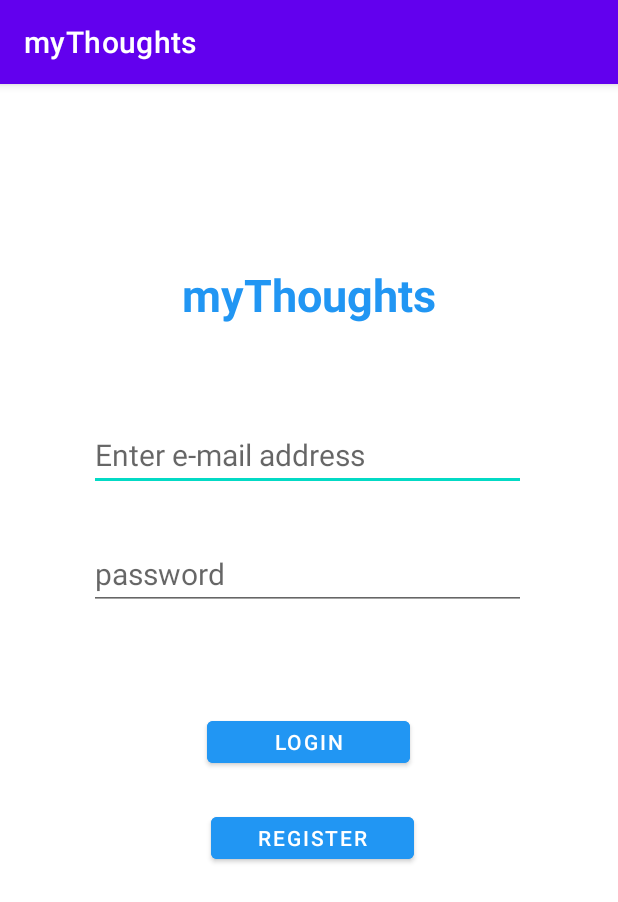
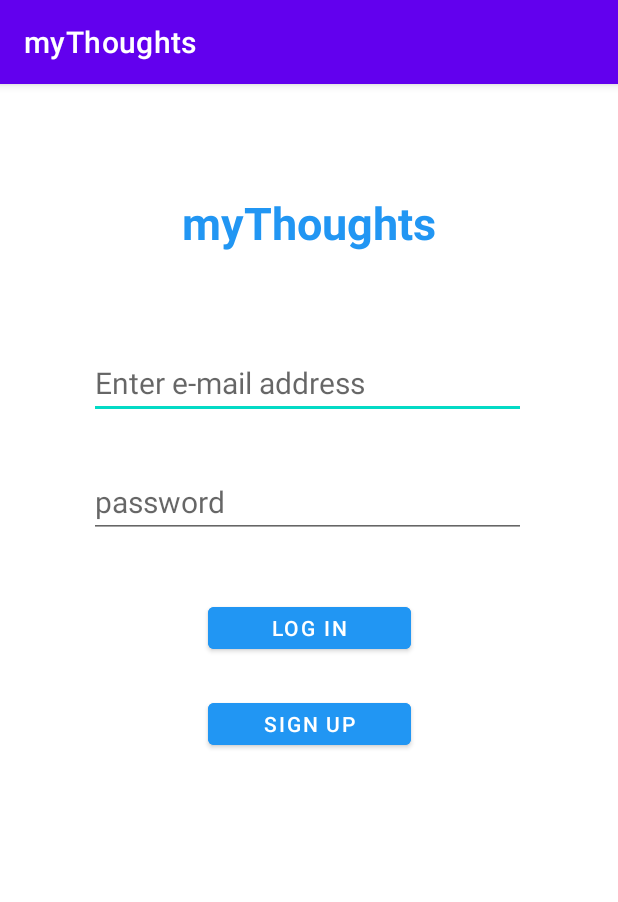
Before and after one commit to mabbas112/myThoughts, an Android app: the screen it shows after launch (MainActivity), on a phone screen of 412 x 824 dp. Shown: the top 902 px of the screen. Run offline under Robolectric (Android 15) with nearby library versions, the phone set to English and light mode, and no system bars; our stand-ins replace Firebase (no records; nobody signed in at launch, a user with empty details on screens opened directly).

Commit message:
till designs are complete and publishing blog to firebase

```diff
--- a/app/src/main/java/com/example/mythoughts/MainActivity.java
+++ b/app/src/main/java/com/example/mythoughts/MainActivity.java
@@ -20,7 +20,7 @@ import com.google.firebase.auth.FirebaseUser;
 
 public class MainActivity extends AppCompatActivity implements View.OnClickListener{
 
-    private Button register,login,forgetPassword;
+    private Button register,login;
     private EditText edittext_email, edittext_password;
     FirebaseAuth auth;
     @Override
@@ -30,14 +30,11 @@ public class MainActivity extends AppCompatActivity implements View.OnClickListe
 
         register = (Button) findViewById(R.id.register);
         login = (Button) findViewById(R.id.login);
-        forgetPassword=(Button) findViewById(R.id.forgetPassword);
         edittext_email= (EditText) findViewById(R.id.email);
         edittext_password= (EditText) findViewById(R.id.password);
 
         register.setOnClickListener(this);
         login.setOnClickListener(this);
-        forgetPassword.setOnClickListener(this);
-
         auth=FirebaseAuth.getInstance();
     }
     public void onClick(View view) {
--- a/app/src/main/res/layout/activity_main.xml
+++ b/app/src/main/res/layout/activity_main.xml
@@ -5,11 +5,13 @@
     android:layout_width="match_parent"
     android:layout_height="match_parent"
     tools:context=".MainActivity">
+
     <TextView
         android:id="@+id/banner"
         android:layout_width="237dp"
         android:layout_height="40dp"
-        android:layout_marginTop="120dp"
+        android:layout_marginTop="72dp"
+        android:gravity="center_horizontal"
         android:text="myThoughts"
         android:textAlignment="center"
         android:textAllCaps="false"
@@ -18,8 +20,7 @@
         android:textStyle="bold"
         app:layout_constraintEnd_toEndOf="parent"
         app:layout_constraintStart_toStartOf="parent"
-        app:layout_constraintTop_toTopOf="parent"
-        android:gravity="center_horizontal" />
+        app:layout_constraintTop_toTopOf="parent" />
 
     <EditText
         android:id="@+id/email"
@@ -53,11 +54,10 @@
         android:id="@+id/login"
         android:layout_width="135dp"
         android:layout_height="40dp"
-        android:layout_marginTop="68dp"
+        android:layout_marginTop="40dp"
         android:backgroundTint="#2196F3"
-        android:text="Login"
+        android:text="Log in"
         app:layout_constraintEnd_toEndOf="parent"
-        app:layout_constraintHorizontal_bias="0.498"
         app:layout_constraintStart_toStartOf="parent"
         app:layout_constraintTop_toBottomOf="@+id/password" />
 
@@ -66,10 +66,10 @@
         android:layout_width="135dp"
         android:layout_height="40dp"
         android:layout_marginTop="24dp"
-        android:layout_marginEnd="136dp"
         android:backgroundTint="#2196F3"
-        android:text="Register"
+        android:text="Sign Up"
         app:layout_constraintEnd_toEndOf="parent"
+        app:layout_constraintStart_toStartOf="parent"
         app:layout_constraintTop_toBottomOf="@+id/login" />
 
 
```
Also changed, not shown: app/src/main/res/layout/activity_add_post.xml (+6 -2 lines), app/src/main/res/layout/activity_register_user.xml (+7 -9 lines).
